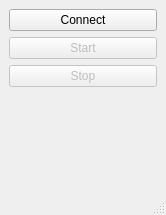
Qt form UI/mainwindow.ui (ZarkSPb/BB_Python) before a commit.
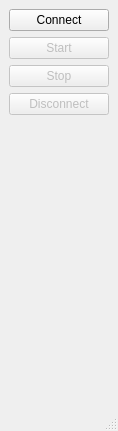
The same form after that commit.

Commit message: Button work right

```diff
--- a/UI/mainwindow.ui
+++ b/UI/mainwindow.ui
@@ -6,8 +6,8 @@
    <rect>
     <x>0</x>
     <y>0</y>
-    <width>166</width>
-    <height>215</height>
+    <width>118</width>
+    <height>431</height>
    </rect>
   </property>
   <property name="windowTitle">
@@ -16,7 +16,7 @@
   <widget class="QWidget" name="centralwidget">
    <layout class="QGridLayout" name="gridLayout">
     <item row="0" column="0">
-     <layout class="QVBoxLayout" name="verticalLayout" stretch="0,0,0,0">
+     <layout class="QVBoxLayout" name="verticalLayout" stretch="0,0,0,0,0">
       <item>
        <widget class="QPushButton" name="ButtonConnect">
         <property name="text">
@@ -44,6 +44,16 @@
         </property>
        </widget>
       </item>
+      <item>
+       <widget class="QPushButton" name="ButtonDisconnect">
+        <property name="enabled">
+         <bool>false</bool>
+        </property>
+        <property name="text">
+         <string>Disconnect</string>
+        </property>
+       </widget>
+      </item>
       <item>
        <spacer name="verticalSpacer">
         <property name="orientation">
```
Left out of the diff: 2 changed lines with no effect on the pictures. The commit also changes 4 other files.
